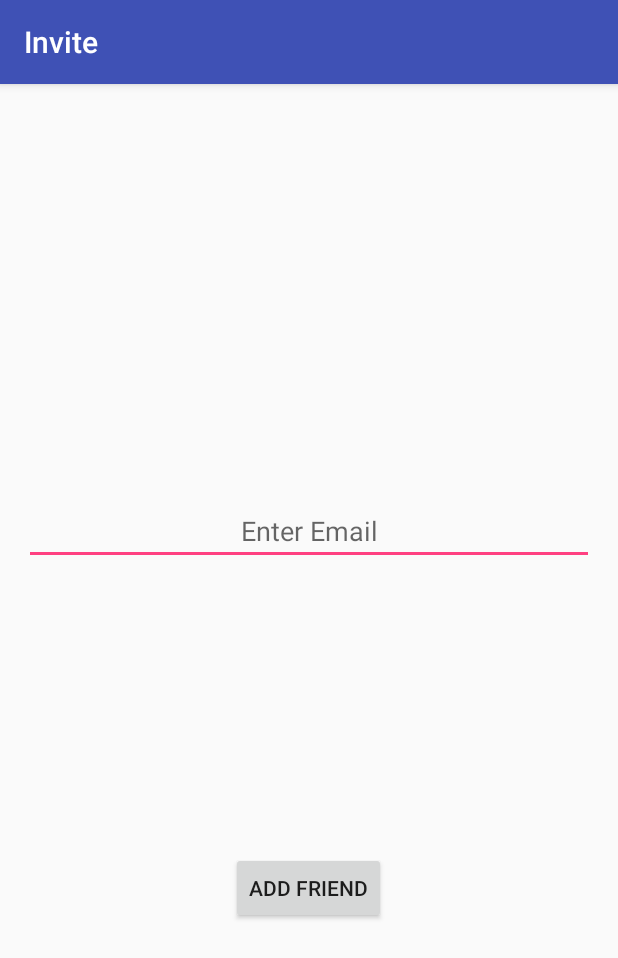
After one commit to Ben14563/WWUICTD, an Android app: the Invite screen opened directly, with no data from a screen before it, on a phone screen of 412 x 824 dp. The commit adds this screen. Shown: the top 958 px of the screen. Run offline under Robolectric (Android 15) with nearby library versions, the phone set to English and light mode, and no system bars.

```diff
--- a/smoking_cessation/android_project/app/src/main/java/com/example/kasingj/smokecessation2/Friends.java
+++ b/smoking_cessation/android_project/app/src/main/java/com/example/kasingj/smokecessation2/Friends.java
@@ -17,6 +17,11 @@ public class Friends extends AppCompatActivity {
 
     }
 
+    public void goToInvite (View view) {
+        Intent intent = new Intent (this, Invite.class);
+        startActivity(intent);
+    }
+
     public void goToDashboard (View view) {
         Intent intent = new Intent (this, Dashboard.class);
         startActivity(intent);
--- /dev/null
+++ b/smoking_cessation/android_project/app/src/main/java/com/example/kasingj/smokecessation2/Invite.java
@@ -0,0 +1,37 @@
+package com.example.kasingj.smokecessation2;
+
+import android.content.Intent;
+import android.os.Bundle;
+import android.support.design.widget.FloatingActionButton;
+import android.support.design.widget.Snackbar;
+import android.support.v7.app.AppCompatActivity;
+import android.support.v7.widget.Toolbar;
+import android.view.View;
+import android.widget.EditText;
+
+public class Invite extends AppCompatActivity {
+
+    EditText EMAIL;
+    String email;
+
+    @Override
+    protected void onCreate(Bundle savedInstanceState) {
+        super.onCreate(savedInstanceState);
+        setContentView(R.layout.activity_invite);
+        Toolbar toolbar = (Toolbar) findViewById(R.id.toolbar);
+        setSupportActionBar(toolbar);
+
+    }
+
+    public void addFriend (View view) {
+        // check if friend exists
+        EMAIL = (EditText) findViewById(R.id.inviteInput);
+        email = EMAIL.getText().toString();
+
+        // if exists, add friend to friends list, go back to friends page
+        Intent intent = new Intent(this, Friends.class);
+        startActivity(intent);
+        finish();
+    }
+
+}
--- a/smoking_cessation/android_project/app/src/main/java/com/example/kasingj/smokecessation2/TableData.java
+++ b/smoking_cessation/android_project/app/src/main/java/com/example/kasingj/smokecessation2/TableData.java
@@ -16,7 +16,8 @@ public class TableData {
         public static final String USER_NAME = "user_name";
         public static final String PASSWORD = "password";
         public static final String ID = "id";
-        public static final String FRIEND = "friend";
+        public static final String FRIEND_ID = "friend_id";
+        public static final String FRIEND_NAME = "friend";
         public static final String EMAIL = "email";
         public static final String TIME = "time";
         public static final String TOTAL_DAYS_FREE = "total_days_free";
--- /dev/null
+++ b/smoking_cessation/android_project/app/src/main/res/layout/activity_invite.xml
@@ -0,0 +1,26 @@
+<?xml version="1.0" encoding="utf-8"?>
+<android.support.design.widget.CoordinatorLayout xmlns:android="http://schemas.android.com/apk/res/android"
+    xmlns:app="http://schemas.android.com/apk/res-auto"
+    xmlns:tools="http://schemas.android.com/tools"
+    android:layout_width="match_parent"
+    android:layout_height="match_parent"
+    android:fitsSystemWindows="true"
+    tools:context="com.example.kasingj.smokecessation2.Invite">
+
+    <android.support.design.widget.AppBarLayout
+        android:layout_width="match_parent"
+        android:layout_height="wrap_content"
+        android:theme="@style/AppTheme.AppBarOverlay">
+
+        <android.support.v7.widget.Toolbar
+            android:id="@+id/toolbar"
+            android:layout_width="match_parent"
+            android:layout_height="?attr/actionBarSize"
+            android:background="?attr/colorPrimary"
+            app:popupTheme="@style/AppTheme.PopupOverlay" />
+
+    </android.support.design.widget.AppBarLayout>
+
+    <include layout="@layout/content_invite" />
+
+</android.support.design.widget.CoordinatorLayout>
--- a/smoking_cessation/android_project/app/src/main/res/layout/content_friends.xml
+++ b/smoking_cessation/android_project/app/src/main/res/layout/content_friends.xml
@@ -50,7 +50,8 @@
         android:id="@+id/inviteButton"
         android:layout_above="@+id/dashButton"
         android:layout_centerHorizontal="true"
-        android:textSize="30sp" />
+        android:textSize="30sp"
+        android:onClick="goToInvite" />
 
     <TextView
         android:layout_width="wrap_content"
--- /dev/null
+++ b/smoking_cessation/android_project/app/src/main/res/layout/content_invite.xml
@@ -0,0 +1,36 @@
+<?xml version="1.0" encoding="utf-8"?>
+<RelativeLayout xmlns:android="http://schemas.android.com/apk/res/android"
+    xmlns:app="http://schemas.android.com/apk/res-auto"
+    xmlns:tools="http://schemas.android.com/tools"
+    android:layout_width="match_parent"
+    android:layout_height="match_parent"
+    android:paddingBottom="@dimen/activity_vertical_margin"
+    android:paddingLeft="@dimen/activity_horizontal_margin"
+    android:paddingRight="@dimen/activity_horizontal_margin"
+    android:paddingTop="@dimen/activity_vertical_margin"
+    app:layout_behavior="@string/appbar_scrolling_view_behavior"
+    tools:context="com.example.kasingj.smokecessation2.Invite"
+    tools:showIn="@layout/activity_invite">
+
+    <EditText
+        android:layout_width="match_parent"
+        android:layout_height="wrap_content"
+        android:id="@+id/inviteInput"
+        android:layout_marginTop="259dp"
+        android:hint="Enter Email"
+        android:textAlignment="center"
+        android:singleLine="true"
+        android:inputType="textEmailAddress"
+        android:layout_alignParentTop="true"
+        android:layout_centerHorizontal="true" />
+
+    <Button
+        android:layout_width="wrap_content"
+        android:layout_height="wrap_content"
+        android:text="Add Friend"
+        android:id="@+id/addFriend"
+        android:layout_below="@+id/inviteInput"
+        android:layout_centerHorizontal="true"
+        android:layout_marginTop="191dp"
+        android:onClick="addFriend" />
+</RelativeLayout>
--- a/smoking_cessation/android_project/app/src/main/res/values/strings.xml
+++ b/smoking_cessation/android_project/app/src/main/res/values/strings.xml
@@ -20,4 +20,5 @@
         completions."
     </string>
     <string name="title_activity_sign_up">SignUp</string>
+    <string name="title_activity_invite">Invite</string>
 </resources>
```
Also changed, not shown: smoking_cessation/android_project/app/src/main/AndroidManifest.xml (+12 -6 lines), smoking_cessation/android_project/app/src/main/java/com/example/kasingj/smokecessation2/DatabaseOperations.java (+59 -6 lines), smoking_cessation/android_project/app/src/main/java/com/example/kasingj/smokecessation2/MainActivity.java (+4 -4 lines), smoking_cessation/android_project/app/src/main/java/com/example/kasingj/smokecessation2/friendObject.java (+9 -9 lines), 2 other files.
